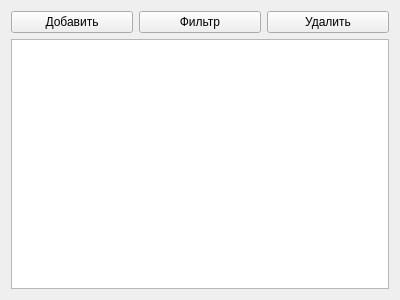
The window that sqltablewin.ui (drWebber/workbench) describes before a commit, drawn with Qt 5.
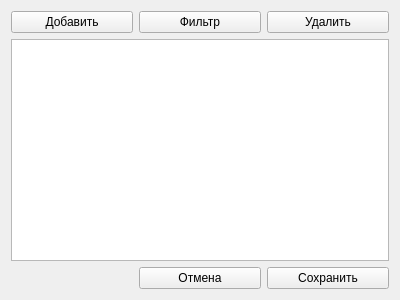
The same window after the commit.

What changed in the file:
```diff
--- a/sqltablewin.ui
+++ b/sqltablewin.ui
@@ -46,6 +46,20 @@
        </property>
       </widget>
      </item>
+     <item row="2" column="2">
+      <widget class="QPushButton" name="pbnSave">
+       <property name="text">
+        <string>Сохранить</string>
+       </property>
+      </widget>
+     </item>
+     <item row="2" column="1">
+      <widget class="QPushButton" name="pbnRevert">
+       <property name="text">
+        <string>Отмена</string>
+       </property>
+      </widget>
+     </item>
     </layout>
    </item>
   </layout>
```
Left out of the diff: 14 changed lines with no effect on the pictures.
